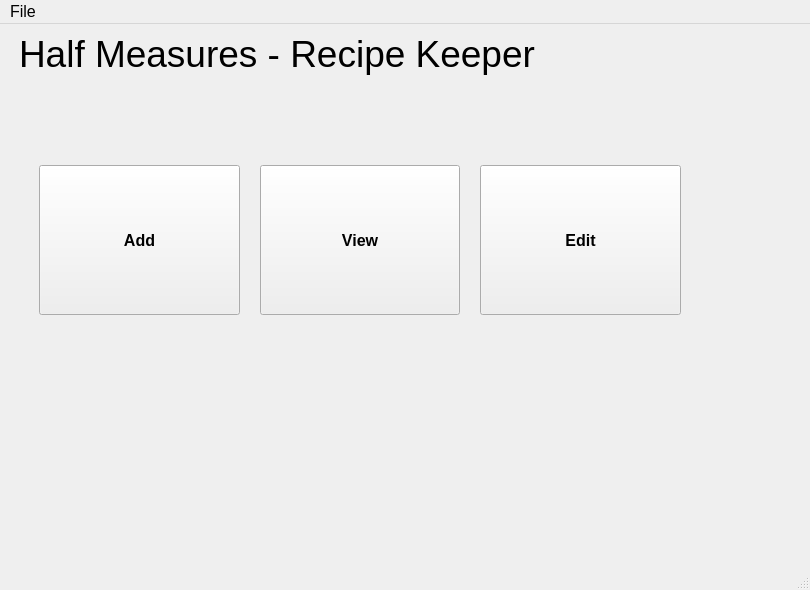
Qt form HalfMeasures/mainwindow.ui (CamoSnipe200/CS3141-Team3) before a commit.
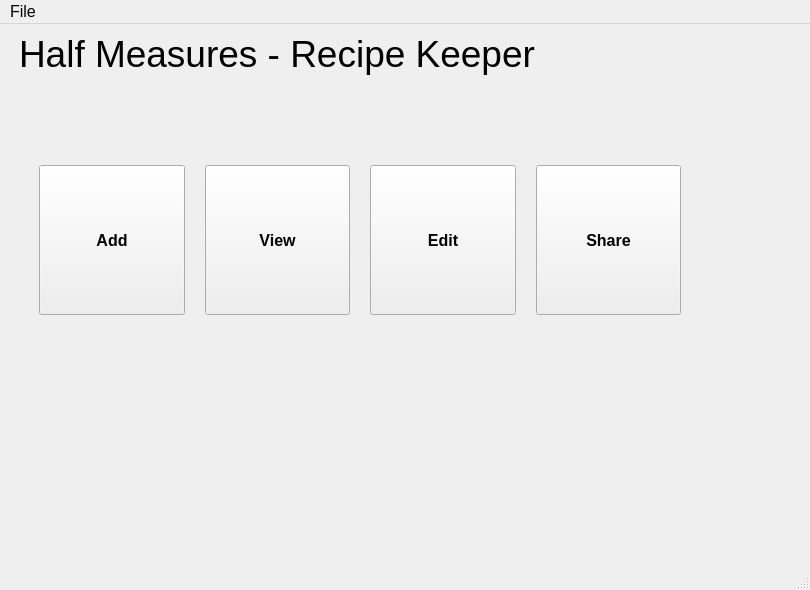
The same form after that commit. The open tabs and pages were chosen to show the change.

Patch:
```diff
--- a/HalfMeasures/mainwindow.ui
+++ b/HalfMeasures/mainwindow.ui
@@ -188,6 +188,34 @@
             </property>
            </widget>
           </item>
+          <item>
+           <widget class="QPushButton" name="MS_ShareButton">
+            <property name="minimumSize">
+             <size>
+              <width>0</width>
+              <height>150</height>
+             </size>
+            </property>
+            <property name="maximumSize">
+             <size>
+              <width>16777215</width>
+              <height>150</height>
+             </size>
+            </property>
+            <property name="font">
+             <font>
+              <pointsize>12</pointsize>
+              <bold>true</bold>
+             </font>
+            </property>
+            <property name="cursor">
+             <cursorShape>PointingHandCursor</cursorShape>
+            </property>
+            <property name="text">
+             <string>Share</string>
+            </property>
+           </widget>
+          </item>
          </layout>
         </item>
        </layout>
```
